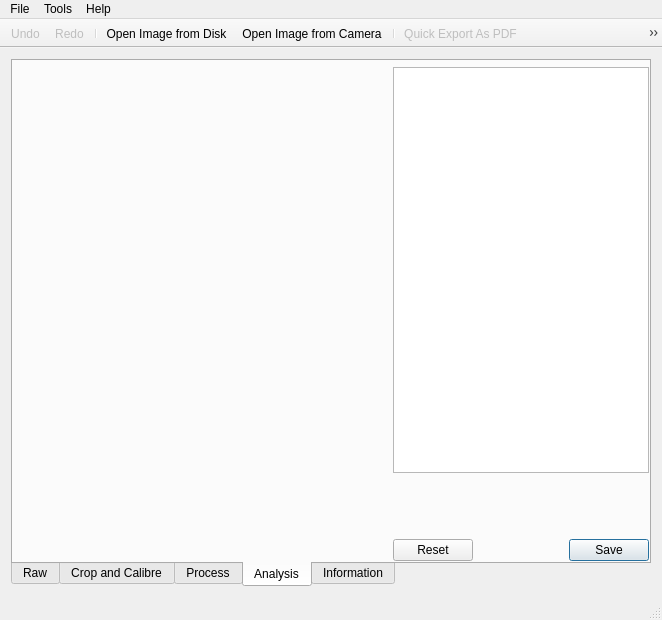
Qt form gui/mainwindow.ui (librehat/caiga) before a commit.
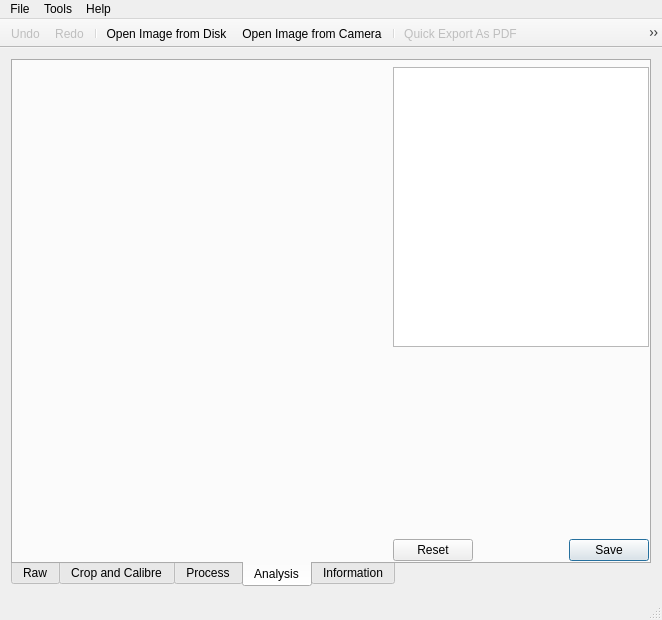
The same form after that commit. The open tabs and pages were chosen to show the change. Icons and pictures are not drawn. Custom widgets are drawn as their Qt base class.

Patch:
```diff
--- a/gui/mainwindow.ui
+++ b/gui/mainwindow.ui
@@ -426,7 +426,7 @@
           <property name="sizePolicy">
            <sizepolicy hsizetype="Expanding" vsizetype="Expanding">
             <horstretch>0</horstretch>
-            <verstretch>10</verstretch>
+            <verstretch>2</verstretch>
            </sizepolicy>
           </property>
           <property name="selectionBehavior">
@@ -461,6 +461,12 @@
         </item>
         <item row="2" column="1" colspan="2">
          <widget class="QLabel" name="analysisCurrentClassLabel">
+          <property name="sizePolicy">
+           <sizepolicy hsizetype="Preferred" vsizetype="Preferred">
+            <horstretch>0</horstretch>
+            <verstretch>1</verstretch>
+           </sizepolicy>
+          </property>
           <property name="text">
            <string/>
           </property>
```
